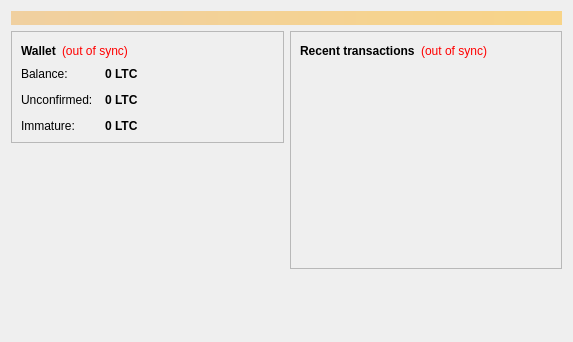
Old version of the form src/qt/forms/overviewpage.ui in the repository aaron-hanson/doctorcoin.
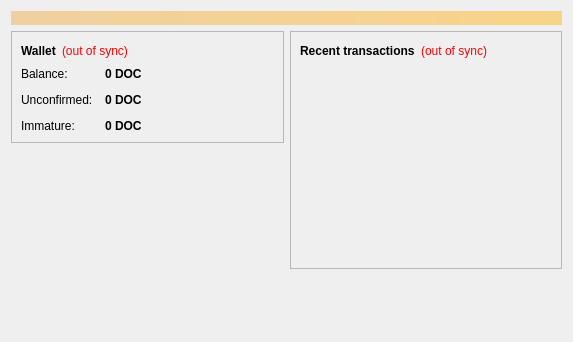
New version of the form.

What changed in the file:
```diff
--- a/src/qt/forms/overviewpage.ui
+++ b/src/qt/forms/overviewpage.ui
@@ -122,7 +122,7 @@
                <string>Your current balance</string>
               </property>
               <property name="text">
-               <string notr="true">0 LTC</string>
+               <string notr="true">0 DOC</string>
               </property>
               <property name="textInteractionFlags">
                <set>Qt::LinksAccessibleByMouse|Qt::TextSelectableByKeyboard|Qt::TextSelectableByMouse</set>
@@ -151,7 +151,7 @@
                <string>Total of transactions that have yet to be confirmed, and do not yet count toward the current balance</string>
               </property>
               <property name="text">
-               <string notr="true">0 LTC</string>
+               <string notr="true">0 DOC</string>
               </property>
               <property name="textInteractionFlags">
                <set>Qt::LinksAccessibleByMouse|Qt::TextSelectableByKeyboard|Qt::TextSelectableByMouse</set>
@@ -177,7 +177,7 @@
                <string>Mined balance that has not yet matured</string>
               </property>
               <property name="text">
-               <string notr="true">0 LTC</string>
+               <string notr="true">0 DOC</string>
               </property>
               <property name="textInteractionFlags">
                <set>Qt::LinksAccessibleByMouse|Qt::TextSelectableByKeyboard|Qt::TextSelectableByMouse</set>
```
